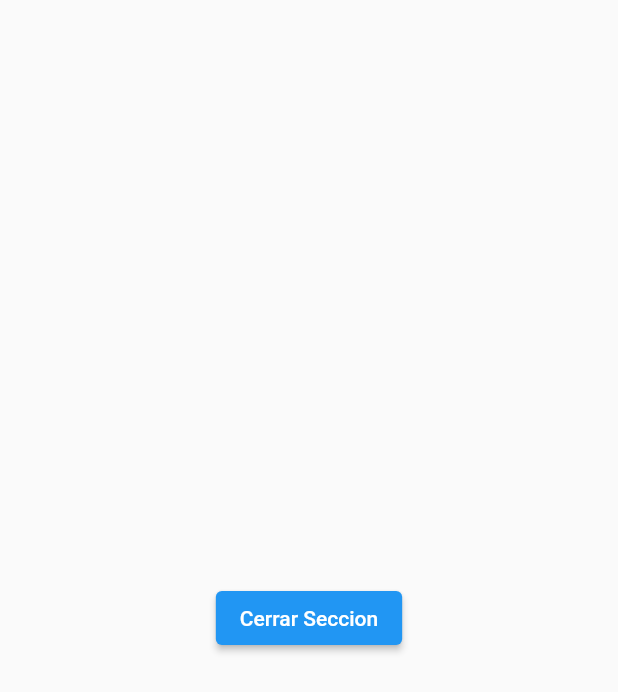
After one commit to EmmanuelChacon-ve/Jabes-flutter, a Flutter app: the ClientProductsListPage screen opened by its route, on a phone screen of 412 x 824 dp. The commit adds this screen. Shown: the top 692 px of the screen. Run offline on Flutter 3.47's test engine with Material 2 defaults, Android fonts, the phone set to English and light mode, and no system bars; our stand-ins replace lottie, shared_preferences; accounts and stored records are empty; Roboto replaces fonts that are missing (Nimbusans).

Commit message:
direccion al inicio

```diff
--- a/lib/main.dart
+++ b/lib/main.dart
@@ -1,4 +1,5 @@
 import 'package:flutter/material.dart';
+import 'package:jabes/src/pages/client/products/list/client_products_list_page.dart';
 import 'package:jabes/src/pages/login/login_page.dart';
 import 'package:jabes/src/pages/register/register_page.dart';
 import 'package:jabes/src/utils/my_colors.dart';
@@ -24,6 +25,8 @@ class _MyWidgetState extends State<MyApp> {
       routes: {
         'login': (BuildContext context) => const LoginPage(),
         'register': (BuildContext context) => const RegisterPage(),
+        'client/products/list': (BuildContext context) =>
+            const ClientProductsListPage(),
       },
       theme: ThemeData(
           fontFamily: 'Nimbusans', primaryColor: MyColors.primaryColor),
--- a/lib/src/api/environment.dart
+++ b/lib/src/api/environment.dart
@@ -1,4 +1,4 @@
 class Environment {
-  static const String API_JABES = "192.168.1.104:3000";
+  static const String API_JABES = "192.168.1.101:3000";
   static const String API_KEY_MAPS = "TU_API_KEY";
 }
--- /dev/null
+++ b/lib/src/pages/client/products/list/client_products_list_controller.dart
@@ -0,0 +1,15 @@
+import 'package:flutter/material.dart';
+
+import '../../../../utils/shared_pref.dart';
+
+class ClientProductsListController {
+  late BuildContext context;
+  SharedPref _sharedPref = SharedPref();
+  void init(BuildContext context) {
+    this.context = context;
+  }
+
+  logout() {
+    _sharedPref.logout(context);
+  }
+}
--- /dev/null
+++ b/lib/src/pages/client/products/list/client_products_list_page.dart
@@ -0,0 +1,34 @@
+import 'package:flutter/material.dart';
+import 'package:flutter/scheduler.dart';
+import 'package:jabes/src/pages/client/products/list/client_products_list_controller.dart';
+
+class ClientProductsListPage extends StatefulWidget {
+  const ClientProductsListPage({super.key});
+
+  @override
+  State<ClientProductsListPage> createState() => _ClientProductsListPageState();
+}
+
+class _ClientProductsListPageState extends State<ClientProductsListPage> {
+  ClientProductsListController _con = ClientProductsListController();
+
+  @override
+  void initState() {
+    // TODO: implement initState
+    super.initState();
+
+    SchedulerBinding.instance.addPostFrameCallback((timeStamp) {
+      _con.init(context);
+    });
+  }
+
+  @override
+  Widget build(BuildContext context) {
+    return Scaffold(
+      body: Center(
+        child: ElevatedButton(
+            onPressed: _con.logout, child: const Text('Cerrar Seccion')),
+      ),
+    );
+  }
+}
--- a/pubspec.yaml
+++ b/pubspec.yaml
@@ -32,6 +32,7 @@ dependencies:
     sdk: flutter
   lottie: ^2.4.0
   http: ^1.1.0
+  shared_preferences: ^2.0.5
   # The following adds the Cupertino Icons font to your application.
   # Use with the CupertinoIcons class for iOS style icons.
   cupertino_icons: ^1.0.2
```
Also changed, not shown: lib/src/models/user.dart (+10 -7 lines), lib/src/pages/login/login_controler.dart (+38 -2 lines), lib/src/pages/register/register_controler.dart (+44 -6 lines), lib/src/provider/users_provider.dart (+15 -0 lines), lib/src/utils/my_snackbar.dart (added, +18 -0 lines), lib/src/utils/shared_pref.dart (added, +34 -0 lines), pubspec.lock, 2 other files.
